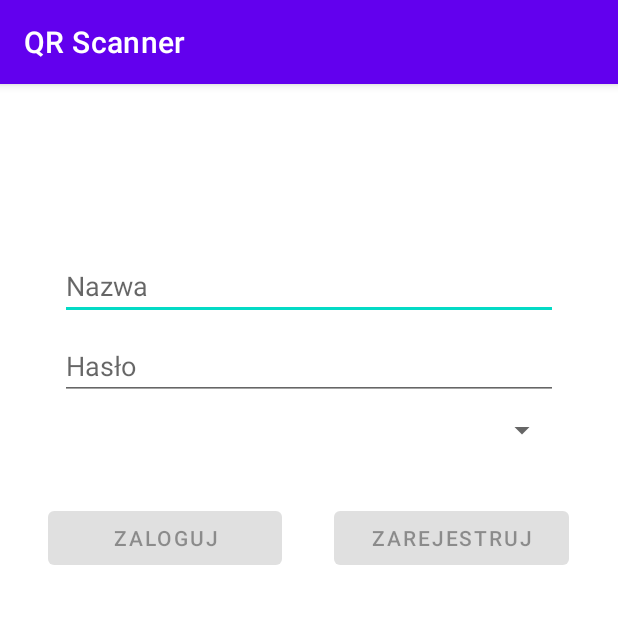
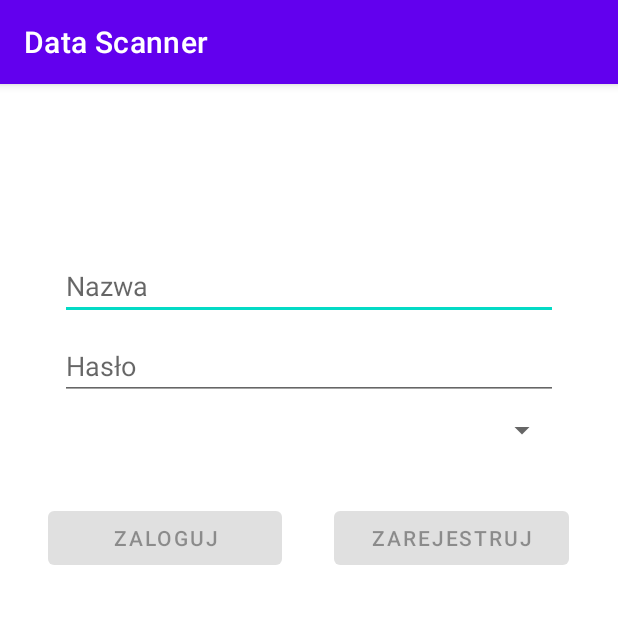
Before and after one commit to Awnar/DataScanner_APK, an Android app: the screen it shows after launch (LoginActivity), on a phone screen of 412 x 824 dp, the top half of it. Run offline under Robolectric (Android 15) with nearby library versions, the phone set to English and light mode, and no system bars; 2 statements that could not run were skipped.

Commit message:
Rename Project

```diff
--- a/app/build.gradle
+++ b/app/build.gradle
@@ -6,7 +6,7 @@ android {
     compileSdkVersion 29
 
     defaultConfig {
-        applicationId "pl.awnar.qrscanner"
+        applicationId 'pl.awnar.DataScanner'
         minSdkVersion 16
         targetSdkVersion 29
         versionCode 1
@@ -37,6 +37,6 @@ dependencies {
     testImplementation 'junit:junit:4.13.1'
     androidTestImplementation 'androidx.test.ext:junit:1.1.2'
     androidTestImplementation 'androidx.test.espresso:espresso-core:3.3.0'
-    implementation 'com.squareup.retrofit2:retrofit:2.6.0'
-    implementation 'com.squareup.retrofit2:converter-gson:2.6.0'
+    implementation 'com.squareup.retrofit2:retrofit:2.9.0'
+    implementation 'com.squareup.retrofit2:converter-gson:2.9.0'
 }
--- a/app/src/main/java/pl/awnar/qrscanner/MainActivity.java
+++ b/app/src/main/java/pl/awnar/DataScanner/MainActivity.java
@@ -1,4 +1,4 @@
-package pl.awnar.qrscanner;
+package pl.awnar.DataScanner;
 
 import android.os.Bundle;
 
@@ -13,7 +13,7 @@ import android.view.Menu;
 import android.view.MenuItem;
 import android.view.View;
 
-import pl.awnar.qrscanner.ui.main.SectionsPagerAdapter;
+import pl.awnar.DataScanner.ui.main.SectionsPagerAdapter;
 
 public class MainActivity extends AppCompatActivity {
 
--- a/app/src/main/java/pl/awnar/qrscanner/api/model/home.java
+++ b/app/src/main/java/pl/awnar/DataScanner/api/model/home.java
@@ -1,4 +1,4 @@
-package pl.awnar.qrscanner.api.model;
+package pl.awnar.DataScanner.api.model;
 
 import java.util.Map;
 
--- a/app/src/main/java/pl/awnar/qrscanner/api/model/loginRecive.java
+++ b/app/src/main/java/pl/awnar/DataScanner/api/model/loginRecive.java
@@ -1,4 +1,4 @@
-package pl.awnar.qrscanner.api.model;
+package pl.awnar.DataScanner.api.model;
 
 public class loginRecive {
     public String Authorization;
--- a/app/src/main/java/pl/awnar/qrscanner/ui/main/PlaceholderFragment.java
+++ b/app/src/main/java/pl/awnar/DataScanner/ui/main/PlaceholderFragment.java
@@ -1,4 +1,4 @@
-package pl.awnar.qrscanner.ui.main;
+package pl.awnar.DataScanner.ui.main;
 
 import android.os.Bundle;
 import android.view.LayoutInflater;
@@ -12,7 +12,7 @@ import androidx.fragment.app.Fragment;
 import androidx.lifecycle.Observer;
 import androidx.lifecycle.ViewModelProvider;
 
-import pl.awnar.qrscanner.R;
+import pl.awnar.DataScanner.R;
 
 /**
  * A placeholder fragment containing a simple view.
--- a/app/src/main/java/pl/awnar/qrscanner/ui/main/SectionsPagerAdapter.java
+++ b/app/src/main/java/pl/awnar/DataScanner/ui/main/SectionsPagerAdapter.java
@@ -1,4 +1,4 @@
-package pl.awnar.qrscanner.ui.main;
+package pl.awnar.DataScanner.ui.main;
 
 import android.content.Context;
 
@@ -8,7 +8,7 @@ import androidx.fragment.app.Fragment;
 import androidx.fragment.app.FragmentManager;
 import androidx.fragment.app.FragmentPagerAdapter;
 
-import pl.awnar.qrscanner.R;
+import pl.awnar.DataScanner.R;
 
 /**
  * A [FragmentPagerAdapter] that returns a fragment corresponding to
--- a/app/src/main/res/layout/activity_login.xml
+++ b/app/src/main/res/layout/activity_login.xml
@@ -104,56 +104,4 @@
             android:enabled="false"
             android:text="@string/action_register" />
     </LinearLayout>
-
-    <!--<LinearLayout
-        android:layout_width="wrap_content"
-        android:layout_height="wrap_content"
-        android:orientation="vertical"
-        app:layout_constraintBottom_toBottomOf="parent"
-        app:layout_constraintEnd_toEndOf="parent"
-        app:layout_constraintStart_toStartOf="parent"
-        app:layout_constraintTop_toTopOf="parent">
-
-        <androidx.constraintlayout.widget.ConstraintLayout
-            android:layout_width="match_parent"
-            android:layout_height="match_parent">
-
-            <EditText
-                android:id="@+id/name"
-                android:layout_width="wrap_content"
-                android:layout_height="wrap_content"
-                android:ems="10"
-                android:inputType="textPersonName"
-                android:text="Name"
-                app:layout_constraintEnd_toEndOf="parent"
-                app:layout_constraintStart_toStartOf="parent"
-                app:layout_constraintTop_toTopOf="parent" />
-
-            <EditText
-                android:id="@+id/pass"
-                android:layout_width="wrap_content"
-                android:layout_height="45dp"
-                android:layout_marginTop="32dp"
-                android:ems="10"
-                android:inputType="textPassword"
-                android:text="pass"
-                app:layout_constraintEnd_toEndOf="parent"
-                app:layout_constraintStart_toStartOf="parent"
-                app:layout_constraintTop_toBottomOf="@+id/name" />
-
-            <Button
-                android:id="@+id/login"
-                android:layout_width="wrap_content"
-                android:layout_height="48dp"
-                android:layout_marginTop="32dp"
-                android:layout_marginEnd="6dp"
-                android:layout_marginRight="6dp"
-                android:text="Login"
-                app:layout_constraintEnd_toEndOf="parent"
-                app:layout_constraintStart_toStartOf="parent"
-                app:layout_constraintTop_toBottomOf="@+id/pass" />
-        </androidx.constraintlayout.widget.ConstraintLayout>
-
-    </LinearLayout>-->
-
 </androidx.constraintlayout.widget.ConstraintLayout>
--- a/app/src/main/res/values/strings.xml
+++ b/app/src/main/res/values/strings.xml
@@ -1,5 +1,5 @@
 <resources>
-    <string name="app_name">QR Scanner</string>
+    <string name="app_name">Data Scanner</string>
     <string name="action_sign_in">Zaloguj</string>
     <string name="action_register">Zarejestruj</string>
     <string name="prompt_password">Hasło</string>
```
Also changed, not shown: app/src/main/AndroidManifest.xml (+4 -5 lines), app/src/main/java/pl/awnar/DataScanner/DB.java (added, +53 -0 lines), app/src/main/java/pl/awnar/DataScanner/LoginActivity.java (renamed from app/src/main/java/pl/awnar/qrscanner/LoginActivity.java, +6 -6 lines), app/src/main/java/pl/awnar/DataScanner/api/API.java (renamed from app/src/main/java/pl/awnar/qrscanner/api/API.java, +4 -4 lines), app/src/main/java/pl/awnar/DataScanner/ui/main/PageViewModel.java (renamed from app/src/main/java/pl/awnar/qrscanner/ui/main/PageViewModel.java, +2 -7 lines), app/src/main/java/pl/awnar/qrscanner/DB.java (deleted, +0 -45 lines), 4 other files.
